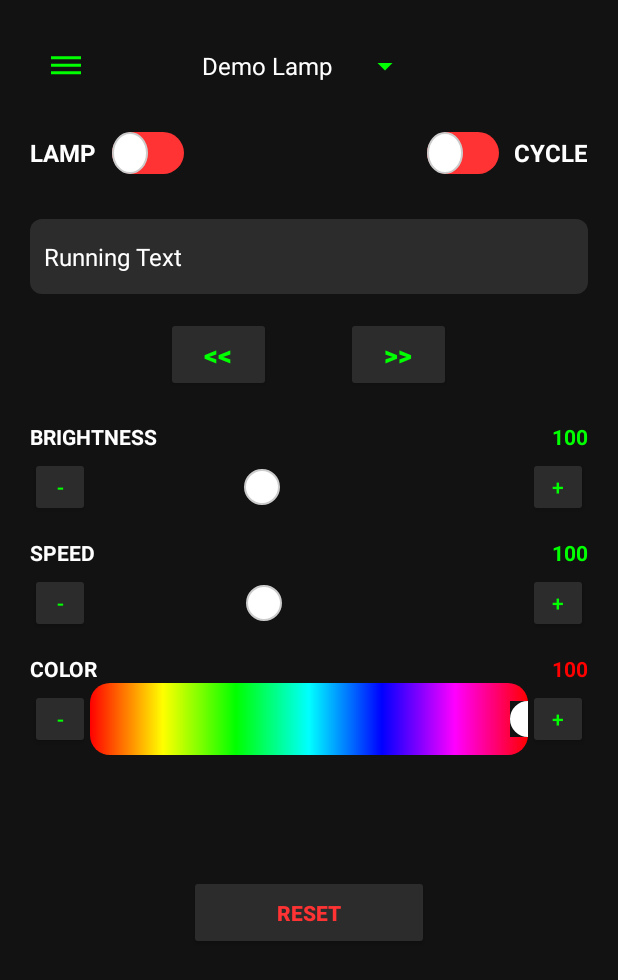
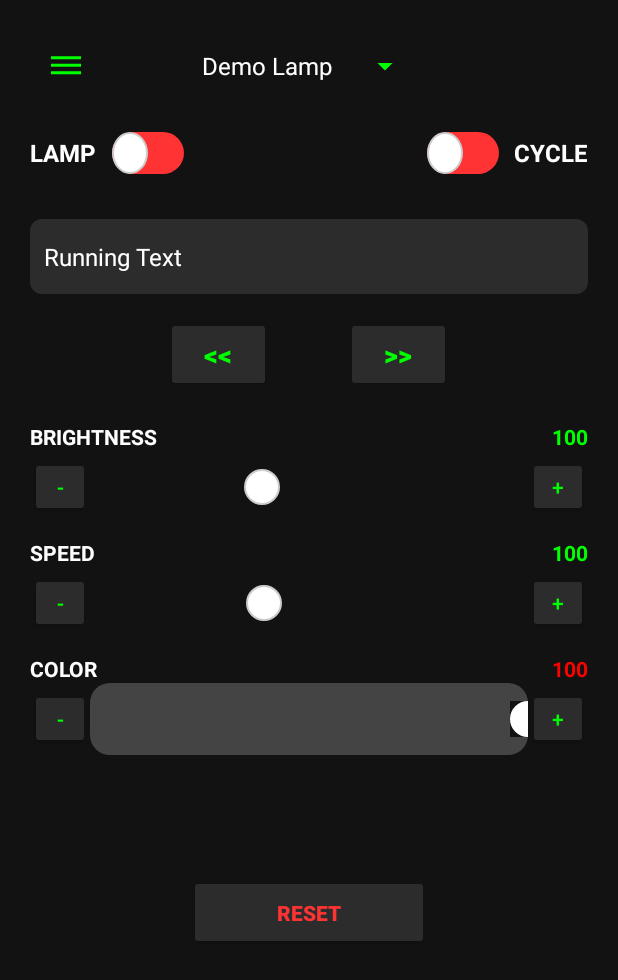
Before and after one commit to VitaliiGurelia/LedLamp, an Android app: the MainActivity screen opened directly, with no data from a screen before it, after a tap on an icon or button, on a phone screen of 412 x 824 dp. Shown: the top 980 px of the screen. Run offline under Robolectric (Android 15) with nearby library versions, the phone set to English and light mode, and no system bars.

Commit message:
Спроба налаштування регуляторів.

```diff
--- a/app/src/main/res/layout/activity_main.xml
+++ b/app/src/main/res/layout/activity_main.xml
@@ -194,7 +194,8 @@
                 android:max="255"
                 android:progress="100"
                 android:progressTint="?attr/accentColor"
-                android:thumbTint="?attr/mainTextColor"/>
+                android:progressBackgroundTint="?attr/sliderTrackColor"
+                android:thumbTint="?attr/sliderThumbColor"/>
 
             <Button
                 android:id="@+id/btnBriPlus"
@@ -255,7 +256,8 @@
                 android:max="255"
                 android:progress="100"
                 android:progressTint="?attr/accentColor"
-                android:thumbTint="?attr/mainTextColor"/>
+                android:progressBackgroundTint="?attr/sliderTrackColor"
+                android:thumbTint="?attr/sliderThumbColor"/>
 
             <Button
                 android:id="@+id/btnSpdPlus"
@@ -317,7 +319,8 @@
                 android:max="255"
                 android:progress="100"
                 android:progressTint="?attr/accentColor"
-                android:thumbTint="?attr/mainTextColor"/>
+                android:progressBackgroundTint="?attr/sliderTrackColor"
+                android:thumbTint="?attr/sliderThumbColor"/>
 
             <Button
                 android:id="@+id/btnScaPlus"
```
